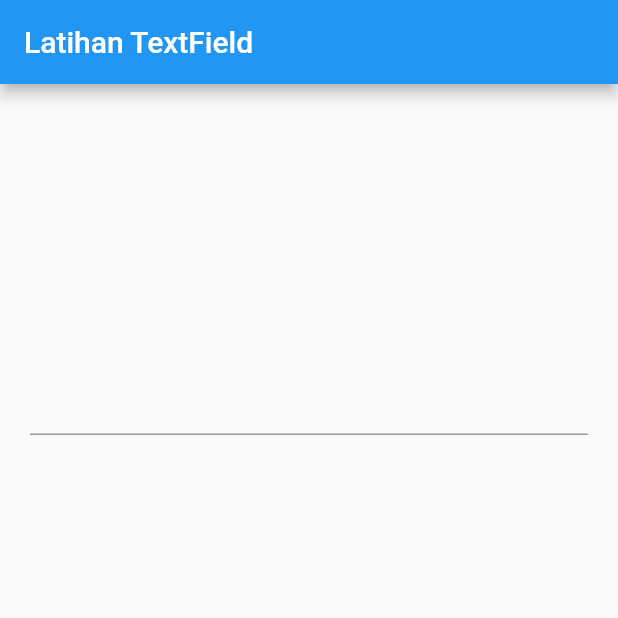
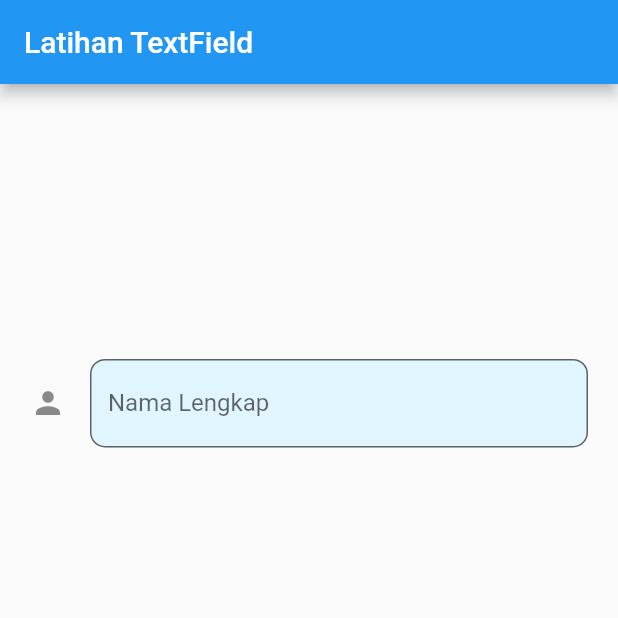
Before and after one commit to salsabilafnp/latihan_flutter_beginner, a Flutter app: the screen it shows after launch, on a phone screen of 412 x 824 dp, the top half of it. Run offline on Flutter 3.47's test engine with Material 2 defaults, Android fonts, the phone set to English and light mode, and no system bars.

Commit message:
latihan textfield - decoration

```diff
--- a/latihan_textfield/lib/main.dart
+++ b/latihan_textfield/lib/main.dart
@@ -25,9 +25,40 @@ class _MyAppState extends State<MyApp> {
           mainAxisAlignment: MainAxisAlignment.spaceAround,
           children: [
             TextField(
+              decoration: InputDecoration(
+                fillColor: Colors.lightBlue[50],
+                filled: true,
+                // prefix widget
+                // prefix: Container(
+                //   width: 5,
+                //   height: 5,
+                //   color: Colors.red,
+                // ),
+                // icon di luar tf
+                icon: Icon(Icons.person),
+                // suffix widget
+                // suffix: Container(
+                //   width: 5,
+                //   height: 5,
+                //   color: Colors.red,
+                // ),
+                // text di atas tf
+                labelText: "Nama Lengkap",
+                // clue
+                hintText: "Nama Lengkap Anda Tanpa Gelar",
+                // icon di dalam tf
+                // prefixIcon: Icon(Icons.person),
+                // text di dalam tf
+                // prefixText: "Name : ",
+                // style untuk text di dalam tf
+                // prefixStyle:
+                //     TextStyle(color: Colors.blue, fontWeight: FontWeight.bold),
+                border:
+                    OutlineInputBorder(borderRadius: BorderRadius.circular(10)),
+              ),
               // maxLength: 5,
-              maxLines: 1,
-              obscureText: true,
+              // maxLines: 1,
+              // obscureText: true,
               onChanged: (value) {
                 setState(() {});
               },
```
